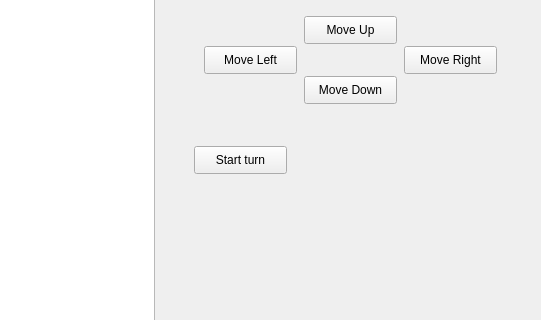
johncutone/10c_Final_Project, file mainwindow.ui: the form before one commit; both pictures show x 766 to 1307 and y 81 to 401 of the 1307 by 763 pixel window.
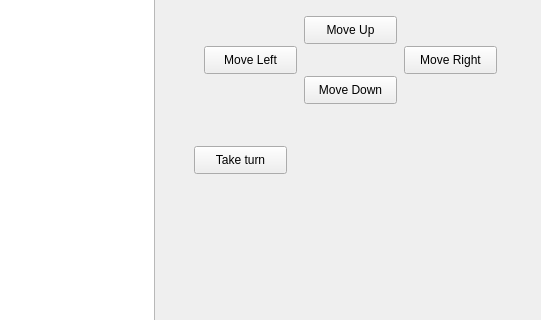
The form after the commit.

Commit message: Change to take turn

```diff
--- a/mainwindow.ui
+++ b/mainwindow.ui
@@ -417,7 +417,7 @@
      </rect>
     </property>
     <property name="text">
-     <string>Start turn</string>
+     <string>Take turn</string>
     </property>
    </widget>
    <widget class="QLabel" name="label">
```
The commit also changes 2 other files.
